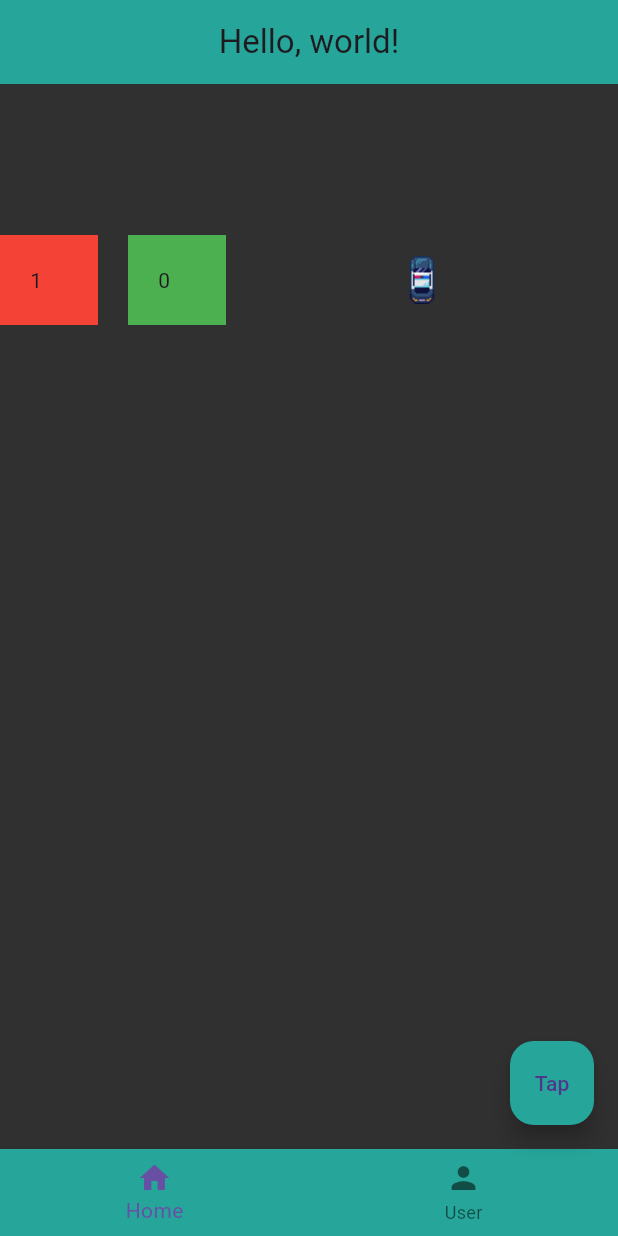
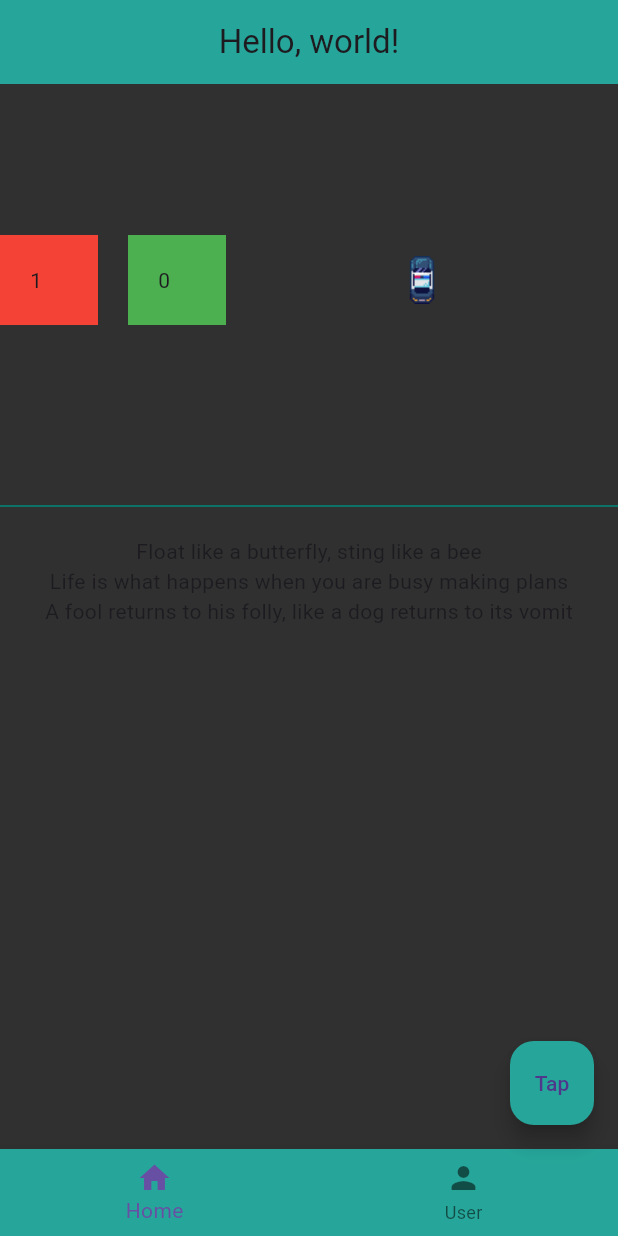
Before and after one commit to LukesRepositories/flutter_worldtime_app, a Flutter app: the screen it shows after launch, on a phone screen of 412 x 824 dp. Run offline on Flutter 3.47's test engine with Material 3 defaults, Android fonts, the phone set to English and light mode, and no system bars.

Commit message:
Used a list data type and added a divider

```diff
--- a/lib/main.dart
+++ b/lib/main.dart
@@ -44,7 +44,9 @@ class _HomeState extends State<Home> {
         title: Text("Hello, world!"),
         centerTitle: true,
       ),
-      body: Row(
+      body: Column(
+        children: [
+          Row(
             children: <Widget>[
               Expanded(
                 flex: 1,
@@ -70,6 +72,18 @@ class _HomeState extends State<Home> {
 
             ],
           ),
+          Divider(
+            height: 40.0,
+            color: Colors.teal[600],
+          ),
+          Column(
+            children: quotes.map((quote) {
+              return Text(quote);
+            }).toList(),
+          ), // Nested Column
+        ],
+      ),
+
       floatingActionButton: FloatingActionButton(
         onPressed: (){
           setState(() {
@@ -82,6 +96,12 @@ class _HomeState extends State<Home> {
     );
   }
 }
+
+List<String> quotes = [
+  "Float like a butterfly, sting like a bee",
+  "Life is what happens when you are busy making plans",
+  "A fool returns to his folly, like a dog returns to its vomit"
+];
 
 
 /*
```
Lines whose indentation alone changed are shown as unchanged.
